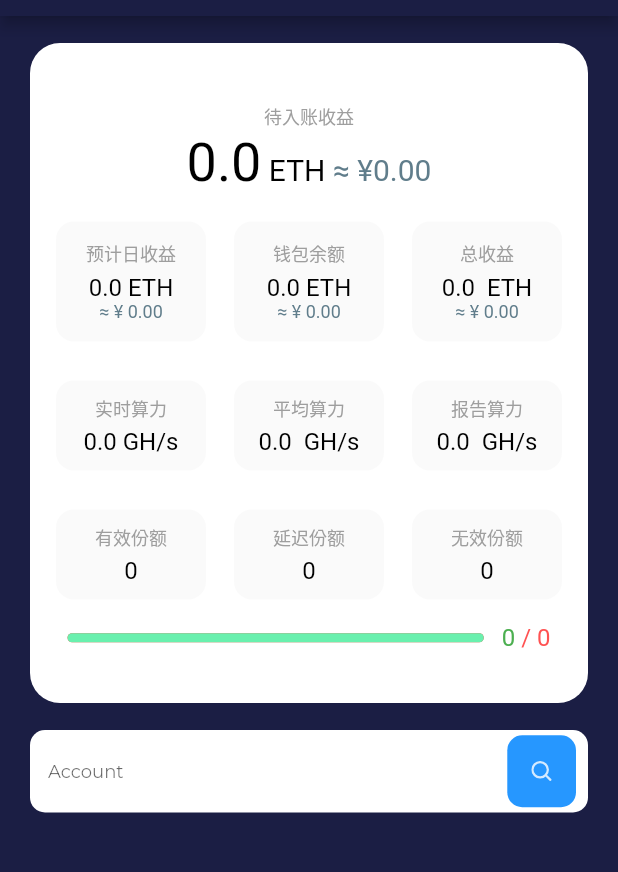
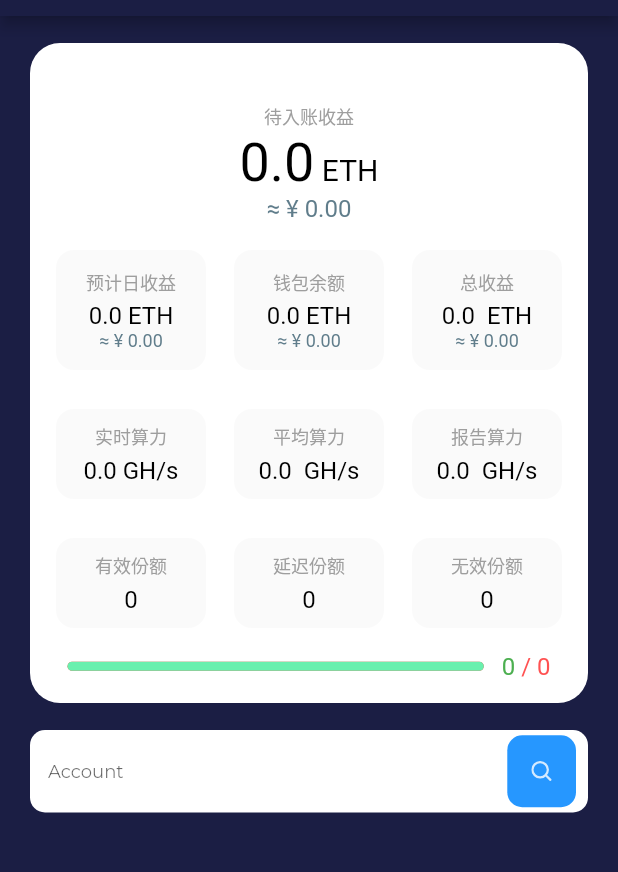
Before and after one commit to rzh0001/eth_hub_app, a Flutter app: the screen it shows after launch, on a phone screen of 412 x 824 dp, the part 68-940 px from its top. Run offline on Flutter 3.47's test engine with Material 2 defaults, Android fonts, the light colour scheme and no system bars; drawn by our look-alikes of getwidget; our stand-ins replace dio, flutter_easyloading, flutter_svg, get, google_fonts, shared_preferences; missing offline and left inert: flutter_gradient_colors.

Commit message:
改善显示

```diff
--- a/lib/pages/mining/mining_view.dart
+++ b/lib/pages/mining/mining_view.dart
@@ -106,12 +106,11 @@ class MiningPage extends StatelessWidget {
                         Obx(() => Text.rich(TextSpan(children: [
                               TextSpan(text: logic.convertEthAmount(logic.data.value.unpaid ?? 0), style: GoogleFonts.roboto(fontSize: 36, color: Colors.black)),
                               TextSpan(text: ' ETH', style: GoogleFonts.roboto(fontSize: 20, color: Colors.black)),
-                              TextSpan(text: ' ≈ ¥', style: GoogleFonts.roboto(fontSize: 20, color: Colors.blueGrey)),
-                              TextSpan(text: logic.convertCny(logic.data.value.unpaid ?? 0), style: GoogleFonts.roboto(fontSize: 20, color: Colors.blueGrey)),
                             ]))),
                       ],
                     ),
                   ),
+                  Obx(() => Text('≈ ¥ ${logic.convertCny(logic.data.value.unpaid ?? 0)}', style: GoogleFonts.roboto(color: Colors.blueGrey, fontSize: 16))),
                   Padding(
                     padding: const EdgeInsets.all(8.0),
                     child: Container(
```
